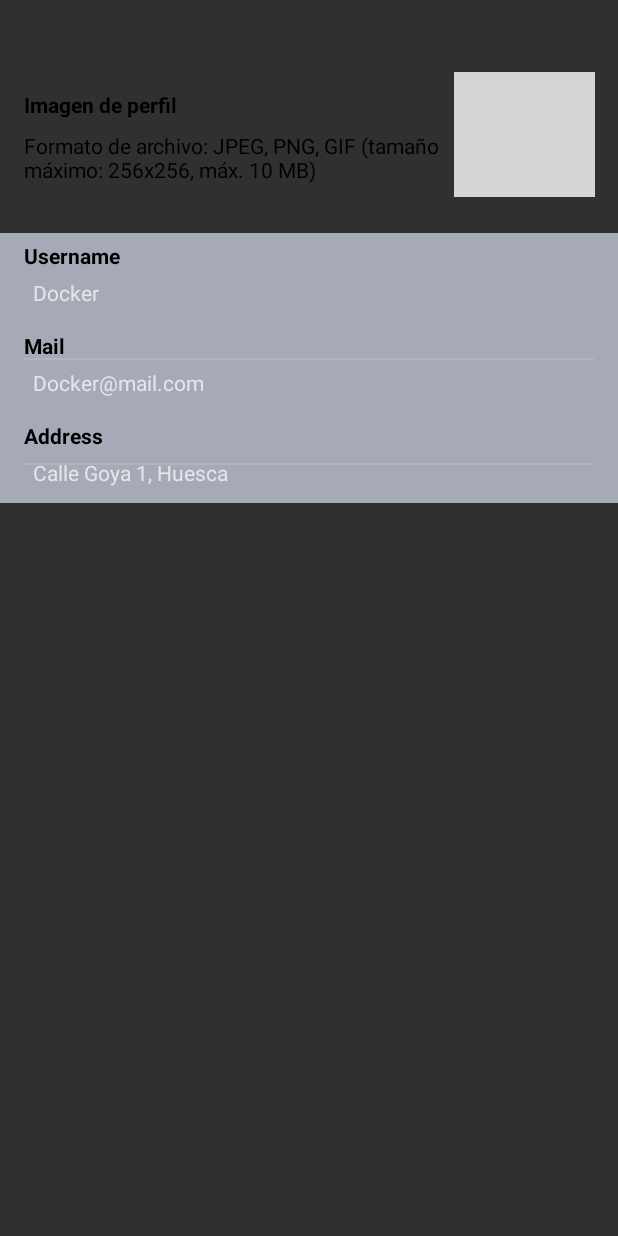
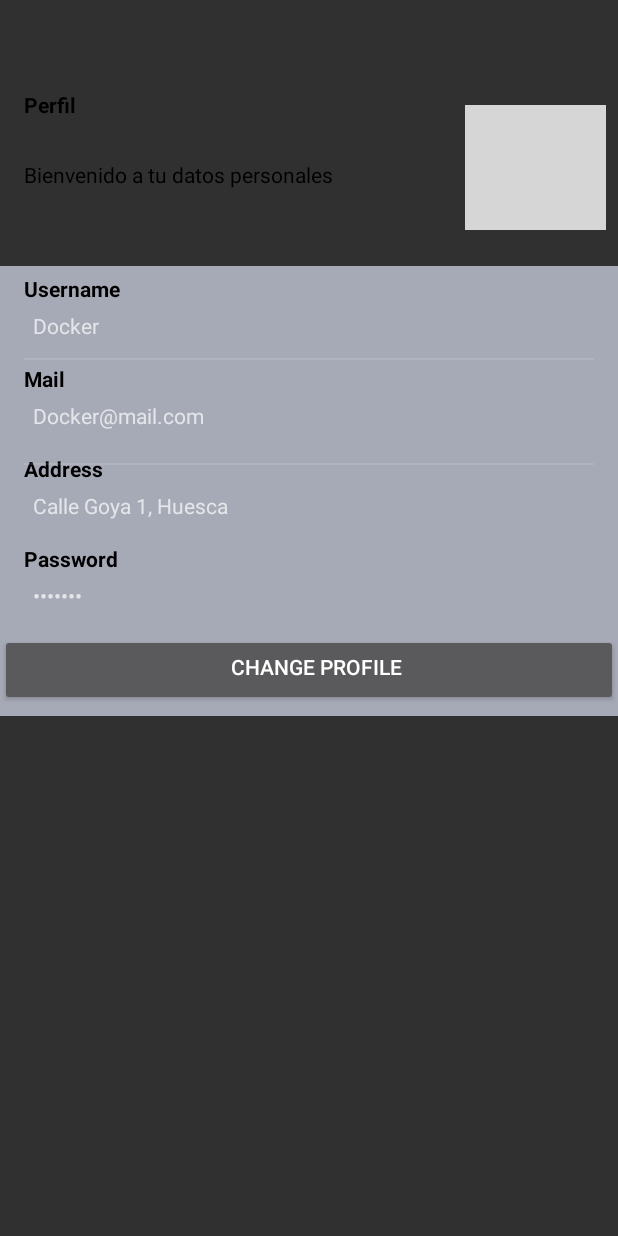
Before and after one commit to marc0dev0417/DigiRenting, an Android app: the layout fragment_profile.xml on its own in the app's theme, with its tools: preview values and no code run, on a phone screen of 412 x 824 dp. Run offline under Robolectric (Android 15) with nearby library versions, the phone set to English and light mode, and no system bars; network calls fail; grey boxes are pictures that could not be loaded.

Commit message:
added changes

```diff
--- a/Proyecto_Movil/app/src/main/java/com/example/proyecto_movil/MainMenu.kt
+++ b/Proyecto_Movil/app/src/main/java/com/example/proyecto_movil/MainMenu.kt
@@ -29,7 +29,6 @@ class MainMenu: AppCompatActivity(){
 
         Log.d("userDatabase", databaseSQL.viewUserWithToken()[0].token.toString())
 
-
         supportFragmentManager.beginTransaction().replace(R.id.frament_container,
             HomeFragment()
         ).commit()
--- a/Proyecto_Movil/app/src/main/java/com/example/proyecto_movil/model/Adapter/TravelLocationsAdapter.kt
+++ b/Proyecto_Movil/app/src/main/java/com/example/proyecto_movil/model/Adapter/TravelLocationsAdapter.kt
@@ -69,5 +69,4 @@ class TravelLocationsAdapter(context: Context?, var travelLocations: List<Travel
     override fun getItemCount(): Int {
         return travelLocations.size
     }
-
 }
--- a/Proyecto_Movil/app/src/main/java/com/example/proyecto_movil/model/UserDataSQL.kt
+++ b/Proyecto_Movil/app/src/main/java/com/example/proyecto_movil/model/UserDataSQL.kt
@@ -2,7 +2,12 @@ package com.example.proyecto_movil.model
 
 data class UserDataSQL(
     var idUser: Int? = null,
+    var firstname: String? = null,
+    var lastname: String? = null,
     var username: String? = null,
+    var mail: String? = null,
+    var address: String? = null,
+    var password: String? = null,
     var token: String? = null,
     var tokenExpired: String? = null
 )
--- a/Proyecto_Movil/app/src/main/res/layout/fragment_profile.xml
+++ b/Proyecto_Movil/app/src/main/res/layout/fragment_profile.xml
@@ -11,19 +11,19 @@
         android:layout_height="wrap_content"
         android:layout_marginStart="16dp"
         android:layout_marginTop="60dp"
-        android:text="Imagen de perfil"
+        android:text="Perfil"
         android:textColor="@color/black"
         android:textStyle="bold"
         app:layout_constraintStart_toStartOf="parent"
         app:layout_constraintTop_toTopOf="parent" />
 
     <TextView
-        android:id="@+id/tvDescImagenPerfil"
+        android:id="@+id/tvProfilePresentation"
         android:layout_width="279dp"
         android:layout_height="38dp"
         android:layout_marginStart="16dp"
-        android:layout_marginTop="8dp"
-        android:text="Formato de archivo: JPEG, PNG, GIF (tamaño máximo: 256x256, máx. 10 MB)"
+        android:layout_marginTop="27dp"
+        android:text="Bienvenido a tu datos personales"
         android:textColor="@color/black"
         app:layout_constraintStart_toStartOf="parent"
         app:layout_constraintTop_toBottomOf="@+id/tvTitle" />
@@ -32,10 +32,11 @@
         android:id="@+id/ivProfile"
         android:layout_width="94dp"
         android:layout_height="83dp"
-        android:layout_marginTop="48dp"
+        android:layout_marginTop="70dp"
         android:layout_marginEnd="8dp"
         app:layout_constraintEnd_toEndOf="parent"
-        app:layout_constraintStart_toEndOf="@+id/tvDescImagenPerfil"
+        app:layout_constraintHorizontal_bias="1.0"
+        app:layout_constraintStart_toEndOf="@+id/tvProfilePresentation"
         app:layout_constraintTop_toTopOf="parent"
         tools:srcCompat="@tools:sample/avatars" />
 
@@ -131,6 +132,59 @@
             android:text="Calle Goya 1, Huesca" />
     </LinearLayout>
 
+    <LinearLayout
+        android:id="@+id/llPassword"
+        android:layout_width="match_parent"
+        android:layout_height="60dp"
+        android:background="#A6A9B6"
+        android:orientation="vertical"
+        android:paddingTop="5dp"
+        android:paddingBottom="5dp"
+        app:layout_constraintEnd_toEndOf="parent"
+        app:layout_constraintStart_toStartOf="parent"
+        app:layout_constraintTop_toBottomOf="@+id/llAddress">
+
+        <TextView
+            android:id="@+id/tvTitlePassword"
+            android:layout_width="match_parent"
+            android:layout_height="wrap_content"
+            android:paddingLeft="16dp"
+            android:textColor="@color/black"
+            android:textStyle="bold"
+            android:text="Password" />
+
+        <TextView
+            android:id="@+id/tvPassword"
+            android:layout_width="match_parent"
+            android:layout_height="wrap_content"
+            android:paddingStart="22dp"
+            android:paddingTop="5dp"
+            android:text="iker123"
+            android:inputType="textPassword"/>
+    </LinearLayout>
+
+    <LinearLayout
+        android:id="@+id/llBotonChange"
+        android:layout_width="match_parent"
+        android:layout_height="60dp"
+        android:background="#A6A9B6"
+        android:orientation="vertical"
+        android:paddingTop="5dp"
+        android:paddingBottom="5dp"
+        app:layout_constraintEnd_toEndOf="parent"
+        app:layout_constraintStart_toStartOf="parent"
+        app:layout_constraintTop_toBottomOf="@+id/llPassword"
+        >
+
+        <Button
+            android:layout_width="match_parent"
+            android:layout_height="wrap_content"
+            android:paddingStart="22dp"
+            android:paddingTop="5dp"
+            android:text="Change Profile"/>
+
+    </LinearLayout>
+
     <View
         android:id="@+id/divider"
         android:layout_width="match_parent"
```
Also changed, not shown: Proyecto_Movil/app/src/main/AndroidManifest.xml (+5 -5 lines), Proyecto_Movil/app/src/main/java/com/example/proyecto_movil/LoginActivity.kt (+29 -1 lines), Proyecto_Movil/app/src/main/java/com/example/proyecto_movil/fragment/ProfileFragment.kt (+60 -0 lines), Proyecto_Movil/app/src/main/java/com/example/proyecto_movil/sqltoken/ManagerToken.kt (+25 -5 lines), Proyecto_Movil/app/src/main/res/drawable/ic_baseline_person_24.xml (added, +10 -0 lines).
